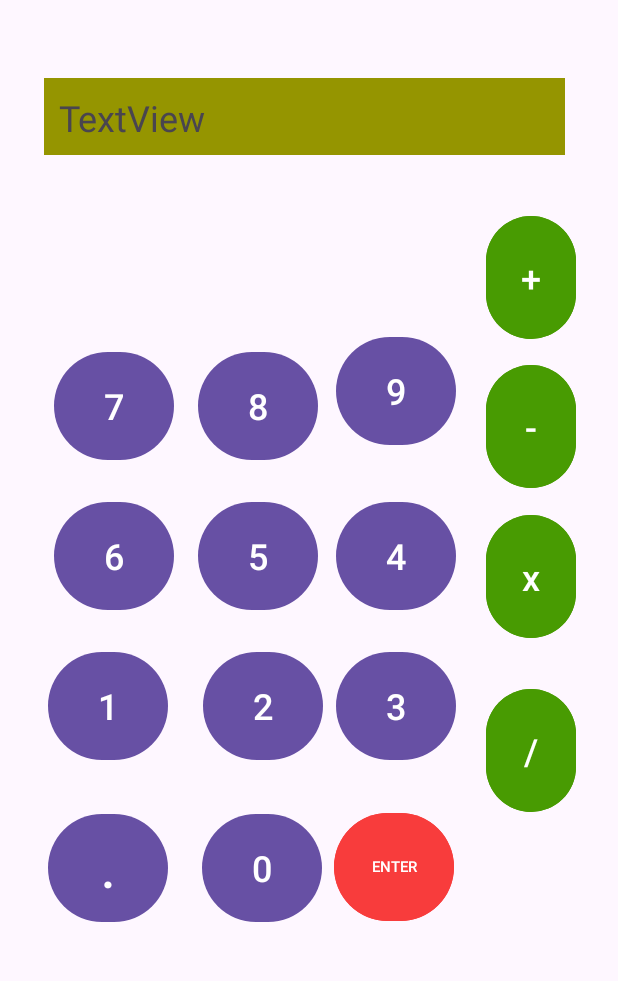
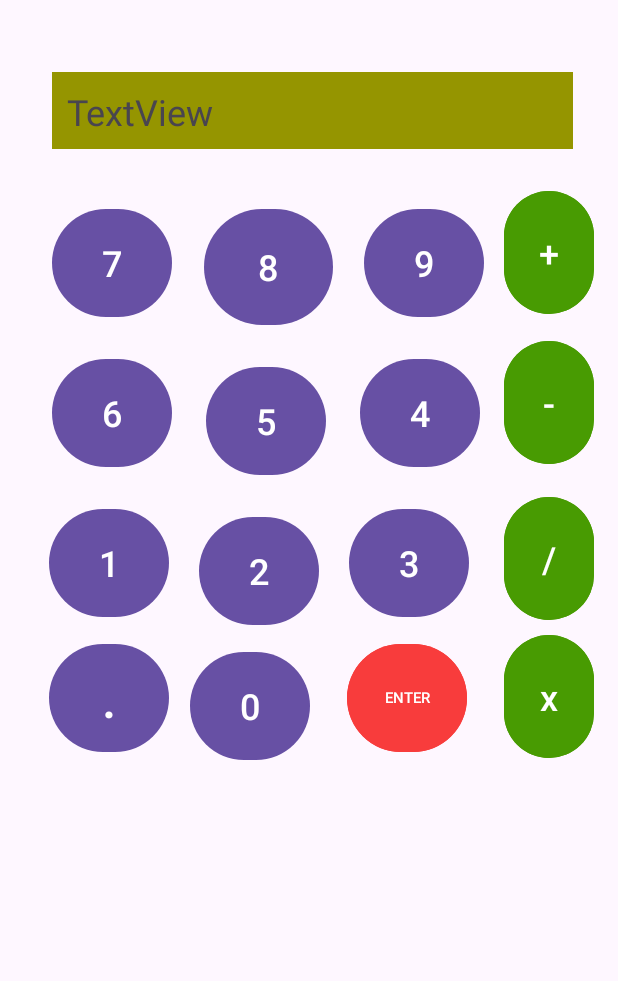
Before and after one commit to limadan/HP12, an Android app: the screen it shows after launch (MainActivity), on a phone screen of 412 x 824 dp, the part 80-1061 px from its top. Run offline under Robolectric (Android 15) with nearby library versions, the phone set to English and light mode, and no system bars.

Commit message:
ajustes de UI

```diff
--- a/app/src/main/res/layout/activity_main.xml
+++ b/app/src/main/res/layout/activity_main.xml
@@ -8,34 +8,28 @@
     tools:context=".MainActivity">
 
     <Button
-        android:id="@+id/button13"
+        android:id="@+id/button16"
         android:layout_width="60dp"
         android:layout_height="90dp"
-        android:layout_marginTop="236dp"
-        android:layout_marginEnd="28dp"
+        android:layout_marginTop="320dp"
+        android:layout_marginEnd="16dp"
         android:backgroundTint="#489B02"
         android:text="x"
         android:textSize="24sp"
         app:layout_constraintEnd_toEndOf="parent"
-        app:layout_constraintHorizontal_bias="1.0"
-        app:layout_constraintStart_toEndOf="@+id/button9"
         app:layout_constraintTop_toBottomOf="@+id/visor" />
 
     <Button
-        android:id="@+id/button13"
+        android:id="@+id/button16"
         android:layout_width="60dp"
         android:layout_height="90dp"
-        android:layout_marginTop="336dp"
-        android:layout_marginEnd="28dp"
+        android:layout_marginTop="228dp"
+        android:layout_marginEnd="16dp"
         android:backgroundTint="#489B02"
         android:text="/"
         android:textSize="24sp"
-        app:layout_constraintBottom_toBottomOf="parent"
         app:layout_constraintEnd_toEndOf="parent"
-        app:layout_constraintHorizontal_bias="1.0"
-        app:layout_constraintStart_toEndOf="@+id/button12"
-        app:layout_constraintTop_toBottomOf="@+id/visor"
-        app:layout_constraintVertical_bias="0.065" />
+        app:layout_constraintTop_toBottomOf="@+id/visor" />
 
     <TextView
         android:id="@+id/textView2"
@@ -53,7 +47,7 @@
         android:id="@+id/visor"
         android:layout_width="347dp"
         android:layout_height="51dp"
-        android:layout_marginTop="52dp"
+        android:layout_marginTop="48dp"
         android:background="#959500"
         android:padding="10dp"
         android:paddingLeft="5dp"
@@ -64,7 +58,7 @@
         android:textAlignment="textStart"
         android:textSize="24sp"
         app:layout_constraintEnd_toEndOf="parent"
-        app:layout_constraintHorizontal_bias="0.45"
+        app:layout_constraintHorizontal_bias="0.531"
         app:layout_constraintStart_toStartOf="parent"
         app:layout_constraintTop_toBottomOf="@+id/textView2" />
 
@@ -72,178 +66,193 @@
         android:id="@+id/button1"
         android:layout_width="80dp"
         android:layout_height="80dp"
-        android:layout_marginEnd="16dp"
-        android:layout_marginBottom="20dp"
+        android:layout_marginEnd="10dp"
+        android:layout_marginBottom="10dp"
         android:text="7"
         android:textSize="24sp"
         app:layout_constraintBottom_toTopOf="@+id/button4"
         app:layout_constraintEnd_toStartOf="@+id/button2"
-        app:layout_constraintHorizontal_bias="1.0"
-        app:layout_constraintStart_toStartOf="parent"
-        app:layout_constraintTop_toBottomOf="@+id/visor"
-        app:layout_constraintVertical_bias="1.0" />
+        app:layout_constraintHorizontal_bias="0.0"
+        app:layout_constraintStart_toStartOf="@+id/visor"
+        app:layout_constraintTop_toTopOf="@+id/button2" />
 
     <Button
         android:id="@+id/button7"
         android:layout_width="80dp"
         android:layout_height="80dp"
-        android:layout_marginStart="32dp"
-        android:layout_marginBottom="28dp"
+        android:layout_marginTop="10dp"
+        android:layout_marginEnd="10dp"
+        android:layout_marginBottom="10dp"
         android:text="1"
         android:textSize="24sp"
         app:layout_constraintBottom_toTopOf="@+id/button10"
-        app:layout_constraintStart_toStartOf="parent" />
+        app:layout_constraintEnd_toStartOf="@+id/button8"
+        app:layout_constraintStart_toStartOf="@+id/button4"
+        app:layout_constraintTop_toBottomOf="@+id/button4" />
 
     <Button
         android:id="@+id/button4"
         android:layout_width="80dp"
         android:layout_height="80dp"
-        android:layout_marginEnd="16dp"
-        android:layout_marginBottom="20dp"
+        android:layout_marginTop="10dp"
+        android:layout_marginEnd="10dp"
+        android:layout_marginBottom="10dp"
         android:text="6"
         android:textSize="24sp"
         app:layout_constraintBottom_toTopOf="@+id/button7"
         app:layout_constraintEnd_toStartOf="@+id/button5"
-        app:layout_constraintHorizontal_bias="1.0"
-        app:layout_constraintStart_toStartOf="parent" />
+        app:layout_constraintStart_toStartOf="@+id/button1"
+        app:layout_constraintTop_toBottomOf="@+id/button1" />
 
     <Button
         android:id="@+id/button5"
         android:layout_width="80dp"
         android:layout_height="80dp"
-        android:layout_marginEnd="12dp"
-        android:layout_marginBottom="20dp"
+        android:layout_marginStart="10dp"
+        android:layout_marginTop="10dp"
+        android:layout_marginEnd="10dp"
+        android:layout_marginBottom="10dp"
         android:text="5"
         android:textSize="24sp"
         app:layout_constraintBottom_toTopOf="@+id/button8"
-        app:layout_constraintEnd_toStartOf="@+id/button6" />
+        app:layout_constraintEnd_toStartOf="@+id/button6"
+        app:layout_constraintStart_toEndOf="@+id/button4"
+        app:layout_constraintTop_toBottomOf="@+id/button2" />
 
     <Button
         android:id="@+id/button3"
         android:layout_width="80dp"
         android:layout_height="80dp"
-        android:layout_marginEnd="108dp"
-        android:layout_marginBottom="20dp"
+        android:layout_marginStart="10dp"
+        android:layout_marginEnd="12dp"
+        android:layout_marginBottom="10dp"
         android:text="9"
         android:textSize="24sp"
         app:layout_constraintBottom_toTopOf="@+id/button6"
-        app:layout_constraintEnd_toEndOf="parent"
-        app:layout_constraintTop_toBottomOf="@+id/visor"
-        app:layout_constraintVertical_bias="0.923" />
+        app:layout_constraintEnd_toStartOf="@+id/button15"
+        app:layout_constraintStart_toEndOf="@+id/button2"
+        app:layout_constraintTop_toTopOf="@+id/button2" />
 
     <Button
         android:id="@+id/button8"
         android:layout_width="80dp"
         android:layout_height="80dp"
-        android:layout_marginStart="16dp"
-        android:layout_marginBottom="28dp"
+        android:layout_marginStart="10dp"
+        android:layout_marginTop="10dp"
+        android:layout_marginEnd="10dp"
+        android:layout_marginBottom="10dp"
         android:text="2"
         android:textSize="24sp"
         app:layout_constraintBottom_toTopOf="@+id/button11"
         app:layout_constraintEnd_toStartOf="@+id/button9"
-        app:layout_constraintHorizontal_bias="0.444"
-        app:layout_constraintStart_toEndOf="@+id/button7" />
+        app:layout_constraintStart_toEndOf="@+id/button7"
+        app:layout_constraintTop_toBottomOf="@+id/button5" />
 
     <Button
         android:id="@+id/button9"
         android:layout_width="80dp"
         android:layout_height="80dp"
-        android:layout_marginEnd="108dp"
-        android:layout_marginBottom="260dp"
+        android:layout_marginStart="10dp"
+        android:layout_marginTop="10dp"
+        android:layout_marginEnd="26dp"
+        android:layout_marginBottom="16dp"
         android:text="3"
         android:textSize="24sp"
-        app:layout_constraintBottom_toBottomOf="parent"
-        app:layout_constraintEnd_toEndOf="parent" />
+        app:layout_constraintBottom_toTopOf="@+id/button12"
+        app:layout_constraintEnd_toStartOf="@+id/button16"
+        app:layout_constraintStart_toEndOf="@+id/button8"
+        app:layout_constraintTop_toBottomOf="@+id/button6" />
 
     <Button
         android:id="@+id/button2"
-        android:layout_width="80dp"
-        android:layout_height="80dp"
-        android:layout_marginEnd="12dp"
-        android:layout_marginBottom="20dp"
+        android:layout_width="86dp"
+        android:layout_height="85dp"
+        android:layout_marginStart="10dp"
+        android:layout_marginTop="36dp"
+        android:layout_marginEnd="10dp"
+        android:layout_marginBottom="10dp"
         android:text="8"
         android:textSize="24sp"
         app:layout_constraintBottom_toTopOf="@+id/button5"
         app:layout_constraintEnd_toStartOf="@+id/button3"
-        app:layout_constraintTop_toBottomOf="@+id/visor"
-        app:layout_constraintVertical_bias="1.0" />
+        app:layout_constraintStart_toEndOf="@+id/button1"
+        app:layout_constraintTop_toBottomOf="@+id/visor" />
 
     <Button
         android:id="@+id/button6"
         android:layout_width="80dp"
         android:layout_height="80dp"
-        android:layout_marginEnd="108dp"
-        android:layout_marginBottom="20dp"
+        android:layout_marginStart="10dp"
+        android:layout_marginTop="10dp"
+        android:layout_marginBottom="10dp"
         android:text="4"
         android:textSize="24sp"
         app:layout_constraintBottom_toTopOf="@+id/button9"
-        app:layout_constraintEnd_toEndOf="parent" />
+        app:layout_constraintEnd_toEndOf="@+id/button3"
+        app:layout_constraintStart_toEndOf="@+id/button5"
+        app:layout_constraintTop_toBottomOf="@+id/button3" />
 
     <Button
         android:id="@+id/button11"
         android:layout_width="80dp"
         android:layout_height="80dp"
-        android:layout_marginStart="16dp"
-        android:layout_marginBottom="152dp"
+        android:layout_marginStart="10dp"
+        android:layout_marginTop="10dp"
+        android:layout_marginEnd="10dp"
         android:text="0"
         android:textSize="24sp"
-        app:layout_constraintBottom_toBottomOf="parent"
-        app:layout_constraintEnd_toEndOf="parent"
-        app:layout_constraintHorizontal_bias="0.034"
-        app:layout_constraintStart_toEndOf="@+id/button10" />
+        app:layout_constraintEnd_toStartOf="@+id/button12"
+        app:layout_constraintStart_toEndOf="@+id/button10"
+        app:layout_constraintTop_toBottomOf="@+id/button8" />
 
     <Button
         android:id="@+id/button12"
         android:layout_width="80dp"
         android:layout_height="80dp"
-        android:layout_marginStart="8dp"
+        android:layout_marginStart="10dp"
+        android:layout_marginTop="10dp"
+        android:layout_marginEnd="20dp"
         android:backgroundTint="#F83C3C"
         android:text="ENTER"
         android:textSize="10sp"
-        app:layout_constraintBottom_toBottomOf="parent"
+        app:layout_constraintEnd_toStartOf="@+id/button16"
         app:layout_constraintStart_toEndOf="@+id/button11"
-        app:layout_constraintTop_toBottomOf="@+id/button9"
-        app:layout_constraintVertical_bias="0.15" />
+        app:layout_constraintTop_toBottomOf="@+id/button9" />
 
     <Button
         android:id="@+id/button10"
         android:layout_width="80dp"
         android:layout_height="80dp"
-        android:layout_marginStart="32dp"
-        android:layout_marginBottom="152dp"
+        android:layout_marginTop="10dp"
         android:text="."
         android:textSize="34sp"
-        app:layout_constraintBottom_toBottomOf="parent"
-        app:layout_constraintStart_toStartOf="parent" />
+        app:layout_constraintStart_toStartOf="@+id/button7"
+        app:layout_constraintTop_toBottomOf="@+id/button7" />
 
     <Button
-        android:id="@+id/button14"
+        android:id="@+id/button15"
         android:layout_width="60dp"
         android:layout_height="90dp"
-        android:layout_marginTop="36dp"
+        android:layout_marginStart="13dp"
+        android:layout_marginTop="24dp"
         android:layout_marginEnd="16dp"
         android:backgroundTint="#489B02"
         android:text="+"
         android:textSize="24sp"
-        app:layout_constraintBottom_toTopOf="@+id/button14"
         app:layout_constraintEnd_toEndOf="parent"
-        app:layout_constraintHorizontal_bias="0.625"
         app:layout_constraintStart_toEndOf="@+id/button3"
-        app:layout_constraintTop_toBottomOf="@+id/visor"
-        app:layout_constraintVertical_bias="0.078" />
+        app:layout_constraintTop_toBottomOf="@+id/visor" />
 
     <Button
-        android:id="@+id/button14"
+        android:id="@+id/button15"
         android:layout_width="60dp"
         android:layout_height="90dp"
-        android:layout_marginTop="136dp"
-        android:layout_marginEnd="28dp"
+        android:layout_marginTop="124dp"
+        android:layout_marginEnd="16dp"
         android:backgroundTint="#489B02"
         android:text="-"
         android:textSize="24sp"
         app:layout_constraintEnd_toEndOf="parent"
-        app:layout_constraintHorizontal_bias="1.0"
-        app:layout_constraintStart_toEndOf="@+id/button6"
         app:layout_constraintTop_toBottomOf="@+id/visor" />
 
 </androidx.constraintlayout.widget.ConstraintLayout>
--- /dev/null
+++ b/app/src/main/res/values/styles.xml
@@ -0,0 +1,6 @@
+<?xml version="1.0" encoding="utf-8"?>
+<resources>
+    <style name="TextoDoBotao">
+        <item name="android:textSize">48sp</item>
+    </style>
+</resources>
```
